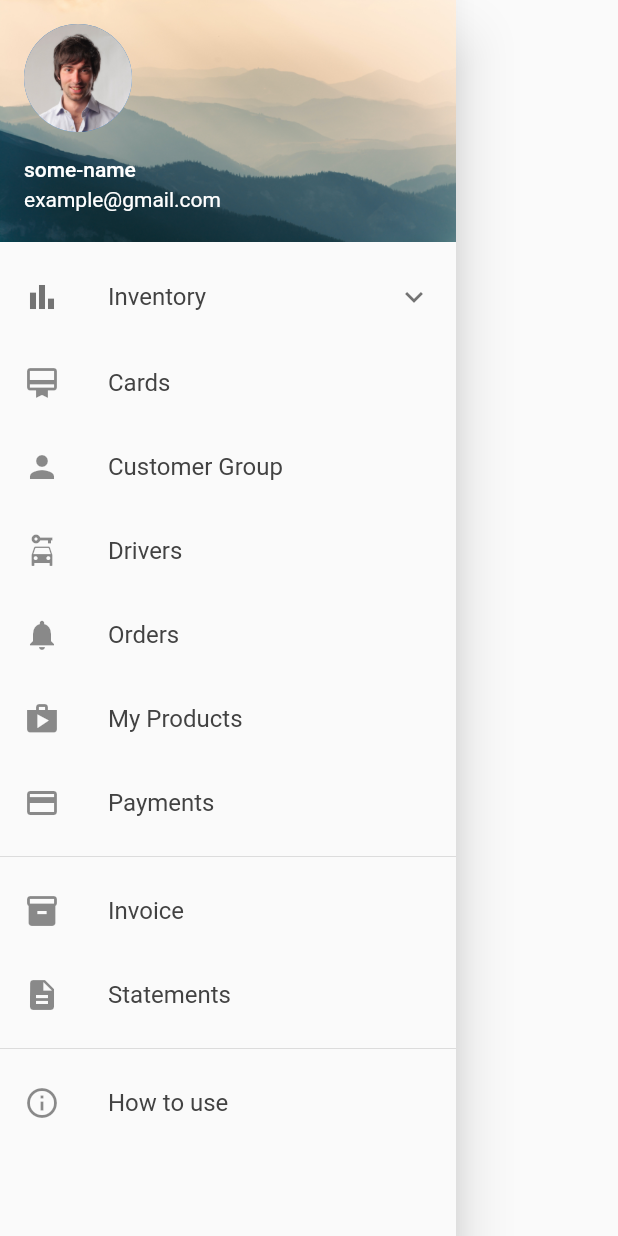
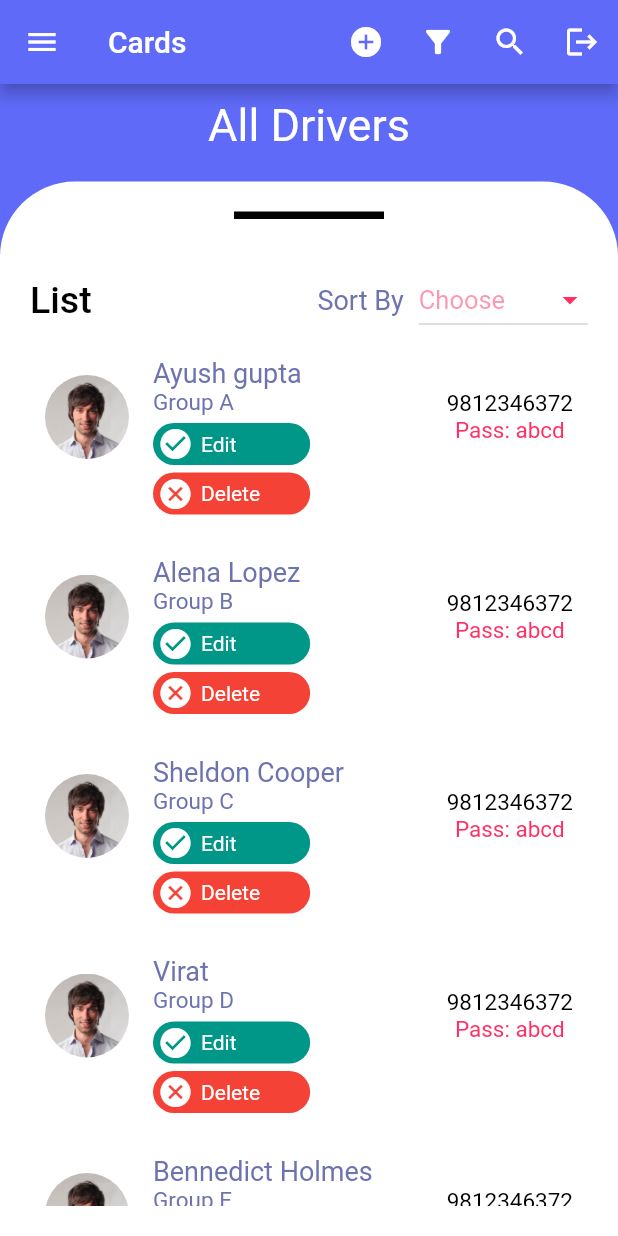
Before and after one commit to frozenparadox99/waterkard-ui, a Flutter app: the Sidebar widget shown alone on an empty page, opened directly, after a tap on "Drivers", on a phone screen of 412 x 824 dp. Run offline on Flutter 3.47's test engine with Material 2 defaults, Android fonts, the phone set to English and light mode, and no system bars; our stand-ins replace dropdown_formfield, firebase_auth, firebase_core, flutter_swiper, introduction_screen, pinput; missing offline and left inert: card_settings; accounts and stored records are empty.

Commit message:
added: all drivers page

```diff
--- /dev/null
+++ b/lib/ui/pages/add_driver_pages/all_drivers.dart
@@ -0,0 +1,374 @@
+import 'package:firebase_auth/firebase_auth.dart';
+import 'package:flutter/material.dart';
+import 'package:flutter_swiper/flutter_swiper.dart';
+import 'package:waterkard/ui/widgets/Sidebar.dart';
+
+import '../vendor_login_page.dart';
+
+final Color activeColor = Color(0xffFF2E63);
+final Color inactiveColor = Color(0xff6C73AE);
+
+class AllDrivers extends StatefulWidget {
+  @override
+  _AllDriversState createState() => _AllDriversState();
+}
+
+class _AllDriversState extends State<AllDrivers> {
+  String selection;
+  String uid;
+
+  void initState() {
+    // TODO: implement initState
+    super.initState();
+    uid = FirebaseAuth.instance.currentUser.uid;
+  }
+
+  @override
+  Widget build(BuildContext context) {
+    return Scaffold(
+        drawer: Sidebar(),
+      appBar: AppBar(
+        title: Text('Cards'),
+        actions: [
+          IconButton(
+            icon: Icon(Icons.add_circle),
+            onPressed: ()  {},
+          ),
+          IconButton(
+            icon: Icon(Icons.filter_alt),
+            onPressed: ()  {},
+          ),
+          IconButton(
+            icon: Icon(Icons.search),
+            onPressed: ()  {},
+          ),
+          IconButton(
+            icon: Icon(Icons.logout),
+            onPressed: () async {
+              await FirebaseAuth.instance.signOut();
+              Navigator.pushReplacement(
+                  context, MaterialPageRoute(builder: (context) => VendorLoginPage()));
+            },
+          )
+        ],
+      ),
+      // backgroundColor: Color(0xff010A43),
+      backgroundColor: Color(0xFF5F6AF8),
+      body: Stack(
+        children: [
+
+          SafeArea(
+            child: Column(
+              children: [
+                Container(
+                  padding: EdgeInsets.only(
+                    top: 10,
+                    left: 20,
+                    right: 20,
+                  ),
+                  child: Row(
+                    mainAxisAlignment: MainAxisAlignment.center,
+                    children: [
+                      Text(
+                        "All Drivers",
+                        style: TextStyle(
+                          color: Colors.white,
+                          fontSize: 30,
+                        ),
+                      ),
+
+                    ],
+                  ),
+                ),
+                SizedBox(
+                  height: 10,
+                ),
+                // Container(
+                //   height: MediaQuery.of(context).size.height * 0.2,
+                //   child: Swiper(
+                //     itemBuilder: (ctx, idx) => Card(
+                //       index: idx,
+                //     ),
+                //     curve: Curves.ease,
+                //     pagination: new SwiperPagination(
+                //       builder: SwiperPagination.rect,
+                //     ),
+                //     itemCount: cardList.length,
+                //   ),
+                // ),
+                SizedBox(
+                  height: 10,
+                ),
+                Expanded(
+                  child: Container(
+                    padding: EdgeInsets.all(20),
+                    width: MediaQuery.of(context).size.width,
+                    decoration: BoxDecoration(
+                      // color: Color(0xff0E164C),
+                      color: Colors.white,
+                      borderRadius: BorderRadius.only(
+                        topLeft: Radius.circular(50),
+                        topRight: Radius.circular(50),
+                      ),
+                    ),
+                    child: Column(
+                      children: [
+                        Container(
+                          height: 5,
+                          width: 100,
+                          color: Colors.black,
+                        ),
+                        SizedBox(
+                          height: 30,
+                        ),
+                        Row(
+                          mainAxisAlignment: MainAxisAlignment.spaceBetween,
+                          children: [
+                            Text(
+                              "List",
+                              style: TextStyle(
+                                color: Colors.black,
+                                fontSize: 25,
+                                fontWeight: FontWeight.w500,
+                              ),
+                            ),
+                            Row(
+                              children: [
+                                Text(
+                                  "Sort By",
+                                  style: TextStyle(
+                                    color: inactiveColor,
+                                    fontSize: 18,
+                                  ),
+                                ),
+                                SizedBox(width: 10),
+                                DropdownButton(
+                                  value: selection,
+                                  hint: Text(
+                                    "Choose",
+                                    style: TextStyle(
+                                      color: activeColor.withOpacity(0.5),
+                                      fontSize: 17,
+                                    ),
+                                  ),
+                                  dropdownColor: Color(0xff010A43),
+                                  iconEnabledColor: activeColor,
+                                  style: TextStyle(
+                                    color: activeColor,
+                                    fontSize: 17,
+                                  ),
+                                  items: listItems.map((e) {
+                                    return DropdownMenuItem(
+                                      value: e,
+                                      child: Text(e),
+                                    );
+                                  }).toList(),
+                                  onChanged: (value) {
+                                    setState(() {
+                                      selection = value;
+                                    });
+                                  },
+                                ),
+                              ],
+                            )
+                          ],
+                        ),
+                        Expanded(
+                          child: ListView.builder(
+                            itemBuilder: (ctx, i) => TransactionTile(
+                              groupName: transactions[i].groupName,
+                              imageUrl: transactions[i].image,
+                              name: transactions[i].name,
+                              isEdit: transactions[i].isEdit,
+                              phoneNumber: transactions[i].phoneNumber,
+                              passWord: transactions[i].passWord,
+                            ),
+                            itemCount: transactions.length,
+                          ),
+                        )
+                      ],
+                    ),
+                  ),
+                )
+              ],
+            ),
+          )
+        ],
+      ),
+    );
+  }
+}
+
+
+
+List<String> listItems = ["Recent", "Ascending", "Descending"];
+
+class Transaction {
+  String image;
+  String name;
+  String groupName;
+  bool isEdit;
+  String phoneNumber;
+  String passWord;
+
+  Transaction({this.image, this.name, this.groupName, this.isEdit,this.phoneNumber,this.passWord});
+}
+
+List<Transaction> transactions = [
+  Transaction(
+    image: "assets/profile_user.jpg",
+    name: "Ayush gupta",
+    groupName: "Group A",
+    isEdit: true,
+    phoneNumber: "9812346372",
+    passWord: "abcd"
+  ),
+  Transaction(
+    image: "assets/profile_user.jpg",
+      groupName: "Group B",
+    name: "Alena Lopez",
+      isEdit: true,
+      phoneNumber: "9812346372",
+      passWord: "abcd"
+  ),
+  Transaction(
+    image: "assets/profile_user.jpg",
+      groupName: "Group C",
+    name: "Sheldon Cooper",
+      isEdit: true,
+      phoneNumber: "9812346372",
+      passWord: "abcd"
+  ),
+  Transaction(
+    image: "assets/profile_user.jpg",
+      groupName: "Group D",
+    name: "Virat",
+      isEdit: true,
+      phoneNumber: "9812346372",
+      passWord: "abcd"
+  ),
+  Transaction(
+    image: "assets/profile_user.jpg",
+      groupName: "Group E",
+    name: "Bennedict Holmes",
+      isEdit: true,
+      phoneNumber: "9812346372",
+      passWord: "abcd"
+  ),
+];
+
+class TransactionTile extends StatelessWidget {
+  final String imageUrl, name, groupName, passWord, phoneNumber;
+  final bool isEdit;
+
+  TransactionTile({this.groupName, this.imageUrl, this.name, this.isEdit, this.passWord, this.phoneNumber});
+  @override
+  Widget build(BuildContext context) {
+    return ListTile(
+      contentPadding: EdgeInsets.all(10),
+      leading: Container(
+        decoration: BoxDecoration(
+          borderRadius: BorderRadius.circular(30),
+        ),
+        child: ClipRRect(
+          borderRadius: BorderRadius.circular(30),
+          child: Image.asset(imageUrl),
+        ),
+      ),
+      title: Column(
+        crossAxisAlignment: CrossAxisAlignment.start,
+        mainAxisAlignment: MainAxisAlignment.center,
+        children: [
+          Text(
+            name,
+            style: TextStyle(
+              color: inactiveColor,
+              fontSize: 18,
+            ),
+          ),
+          Text(
+            groupName,
+            style: TextStyle(
+              color: inactiveColor,
+              fontSize: 15,
+            ),
+          ),
+        ],
+      ),
+      subtitle: Column(
+        children: [
+
+          Status(
+            status: isEdit,
+          ),
+          Status(
+            status: !isEdit,
+          ),
+        ],
+      ),
+      trailing: Column(
+        mainAxisAlignment: MainAxisAlignment.center,
+        children: [
+          Text(
+            "$phoneNumber",
+            style: TextStyle(
+              fontSize: 15,
+              color: Colors.black,
+            ),
+          ),
+          Text(
+            "Pass: $passWord",
+            style: TextStyle(
+              fontSize: 15,
+              color: Color(0xffFF2E63),
+            ),
+          ),
+        ],
+      ),
+    );
+  }
+}
+
+class Status extends StatelessWidget {
+  bool status;
+  Status({this.status});
+  @override
+  Widget build(BuildContext context) {
+    return Container(
+      margin: EdgeInsets.only(
+        top: 5,
+        right: 75,
+      ),
+      height: 28,
+      decoration: BoxDecoration(
+        borderRadius: BorderRadius.circular(100),
+        color: status ? Colors.teal : Colors.red,
+      ),
+      child: InkWell(
+        onTap: (){
+          print("Here");
+        },
+        child: Row(
+          children: [
+            SizedBox(width: 3),
+            status ?
+            Icon(
+              Icons.check_circle,
+              color: Colors.white,
+            ): Icon(
+              Icons.cancel,
+              color: Colors.white,
+            ),
+            SizedBox(width: 5),
+            Text(
+              status ? "Edit" : "Delete",
+              style: TextStyle(
+                color: Colors.white,
+              ),
+            )
+          ],
+        ),
+      ),
+    );
+  }
+}
--- a/lib/ui/widgets/Sidebar.dart
+++ b/lib/ui/widgets/Sidebar.dart
@@ -1,4 +1,5 @@
 import 'package:flutter/material.dart';
+import 'package:waterkard/ui/pages/add_driver_pages/all_drivers.dart';
 import 'package:waterkard/ui/pages/inventory_pages/daily_inventory/daily_inventory_load.dart';
 import 'package:waterkard/ui/pages/inventory_pages/total_inventory/total_inventory_add.dart';
 
@@ -69,7 +70,12 @@ class Sidebar extends StatelessWidget {
           ListTile(
             leading: Icon(Icons.car_rental),
             title: Text('Drivers'),
-            onTap: () => null,
+            onTap: () {
+              Navigator.push(
+                  context,
+                  MaterialPageRoute(
+                      builder: (context) => AllDrivers()));
+            },
           ),
           ListTile(
             leading: Icon(Icons.notifications),
--- a/pubspec.yaml
+++ b/pubspec.yaml
@@ -32,6 +32,7 @@ dependencies:
   dropdown_formfield: ^0.1.3
   card_settings: ^2.0.2
   intl: ^0.17.0
+  flutter_swiper: ^1.1.6
 
   # The following adds the Cupertino Icons font to your application.
   # Use with the CupertinoIcons class for iOS style icons.
```
Also changed, not shown: assets/card1.png (added), assets/card2.png (added), lib/ui/pages/add_driver_pages/add_driver.dart (added), lib/ui/pages/add_driver_pages/edit_driver.dart (added), pubspec.lock.
